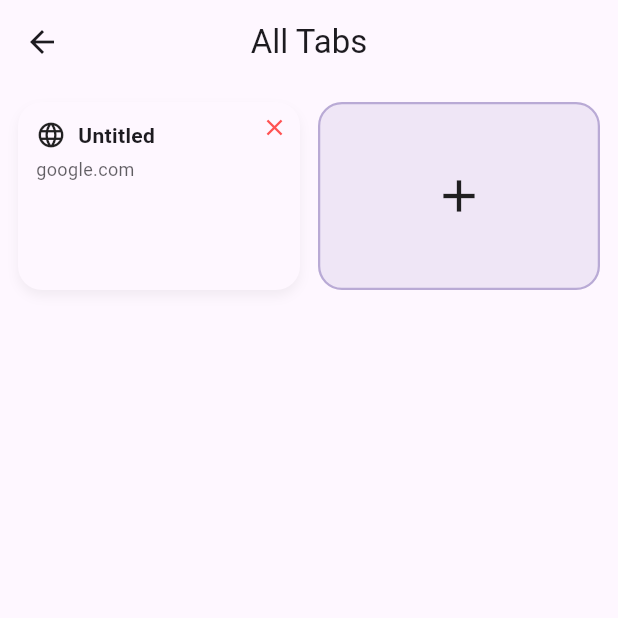
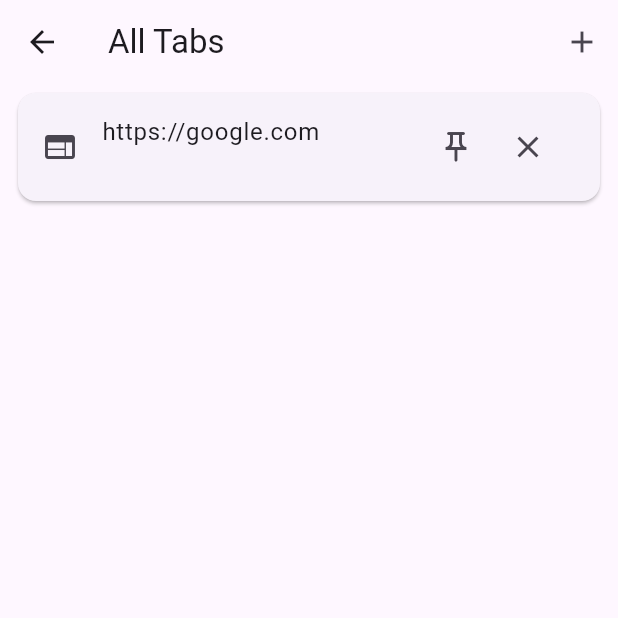
Before and after one commit to AkshaySalate/Salate-Browser, a Flutter app: the screen it shows after launch, after a tap on "Search", after a tap on the "tab" icon, on a phone screen of 412 x 824 dp, the top half of it. Run offline on Flutter 3.47's test engine with Material 3 defaults, Android fonts, the phone set to English and light mode, and no system bars; our stand-ins replace geocoding, geolocator, shared_preferences, webview_flutter; missing offline and left inert: flutter_inappwebview.

Commit message:
revised ui of  all tabs section

```diff
--- a/lib/models/tab_model.dart
+++ b/lib/models/tab_model.dart
@@ -1,14 +1,21 @@
+// models/tab_model.dart
 class TabModel {
   String url;
   bool isHomepage;
   String? faviconUrl;
-  String? title; // Optional future use
+  String? title;
+  bool isPinned;
+  String? group;
+  String? screenshotBase64;
 
   TabModel({
     required this.url,
     this.isHomepage = false,
     this.faviconUrl,
     this.title,
+    this.isPinned = false,
+    this.group,
+    this.screenshotBase64,
   });
 
   Map<String, dynamic> toJson() {
@@ -17,6 +24,9 @@ class TabModel {
       'isHomepage': isHomepage,
       'faviconUrl': faviconUrl,
       'title': title,
+      'isPinned': isPinned,
+      'group': group,
+      'screenshotBase64': screenshotBase64,
     };
   }
 
@@ -26,6 +36,9 @@ class TabModel {
       isHomepage: json['isHomepage'] ?? false,
       faviconUrl: json['faviconUrl'],
       title: json['title'],
+      isPinned: json['isPinned'] ?? false,
+      group: json['group'],
+      screenshotBase64: json['screenshotBase64'],
     );
   }
 }
--- a/lib/pages/all_tabs_page.dart
+++ b/lib/pages/all_tabs_page.dart
@@ -1,144 +1,122 @@
+// ============================
+// all_tabs_page.dart – Enhanced Tab Manager UI
+// ============================
+
+import 'dart:convert';
 import 'package:flutter/material.dart';
-import '../models/tab_model.dart';
+import 'package:salate_browser/models/tab_model.dart';
 
-class AllTabsPage extends StatelessWidget {
+class AllTabsPage extends StatefulWidget {
   final List<TabModel> tabs;
   final Function(int) onTabSelected;
   final Function(int) onTabRemoved;
-  final VoidCallback onAddNewTab;
+  final Function() onAddNewTab;
+  final Function(List<TabModel>) onReorderTabs;
+  final Function(int) onTogglePin;
 
   const AllTabsPage({
     required this.tabs,
     required this.onTabSelected,
     required this.onTabRemoved,
     required this.onAddNewTab,
+    required this.onReorderTabs,
+    required this.onTogglePin,
     super.key,
   });
 
   @override
+  State<AllTabsPage> createState() => _AllTabsPageState();
+}
+
+class _AllTabsPageState extends State<AllTabsPage> {
+  late List<TabModel> tabs;
+
+  @override
+  void initState() {
+    super.initState();
+    tabs = List.from(widget.tabs);
+  }
+
+  void _onReorder(int oldIndex, int newIndex) {
+    setState(() {
+      if (oldIndex < newIndex) {
+        newIndex -= 1;
+      }
+      final TabModel movedTab = tabs.removeAt(oldIndex);
+      tabs.insert(newIndex, movedTab);
+    });
+    widget.onReorderTabs(tabs);
+  }
+
+  @override
   Widget build(BuildContext context) {
-    final theme = Theme.of(context);
-    final isDark = theme.brightness == Brightness.dark;
-
     return Scaffold(
       appBar: AppBar(
         title: const Text("All Tabs"),
-        centerTitle: true,
-        backgroundColor: theme.colorScheme.background,
+        actions: [
+          IconButton(
+            icon: const Icon(Icons.add),
+            onPressed: widget.onAddNewTab,
+          )
+        ],
       ),
-      body: GridView.builder(
-        padding: const EdgeInsets.all(12),
-        itemCount: tabs.length + 1,
-        gridDelegate: const SliverGridDelegateWithFixedCrossAxisCount(
-          crossAxisCount: 2,
-          mainAxisSpacing: 12,
-          crossAxisSpacing: 12,
-          childAspectRatio: 3 / 2,
-        ),
-        itemBuilder: (context, index) {
-          if (index == tabs.length) {
-            return _buildAddTabCard(context);
-          } else {
-            final tab = tabs[index];
-            return _buildTabCard(context, tab, index);
-          }
-        },
-      ),
-    );
-  }
-
-  Widget _buildTabCard(BuildContext context, TabModel tab, int index) {
-    final theme = Theme.of(context);
-    final bgColor = theme.cardColor;
-    final textColor = theme.textTheme.bodyLarge?.color;
-
-    return GestureDetector(
-      onTap: () => onTabSelected(index),
-      child: Stack(
+      body: ReorderableListView(
+        onReorder: _onReorder,
         children: [
-          Container(
-            padding: const EdgeInsets.all(12),
-            decoration: BoxDecoration(
-              color: bgColor,
-              borderRadius: BorderRadius.circular(16),
-              boxShadow: [
-                BoxShadow(
-                  color: Colors.black.withOpacity(0.05),
-                  blurRadius: 6,
-                  offset: const Offset(0, 4),
-                ),
-              ],
-            ),
-            child: Column(
-              crossAxisAlignment: CrossAxisAlignment.start,
-              children: [
-                Row(
-                  children: [
-                    if (tab.faviconUrl != null)
-                      Image.network(
-                        tab.faviconUrl!,
-                        width: 20,
-                        height: 20,
-                        errorBuilder: (_, __, ___) => const Icon(Icons.language, size: 20),
-                      )
-                    else
-                      const Icon(Icons.language, size: 20),
-                    const SizedBox(width: 8),
-                    Expanded(
-                      child: Text(
-                        tab.title ?? 'Untitled',
-                        maxLines: 1,
-                        overflow: TextOverflow.ellipsis,
-                        style: TextStyle(
-                          fontWeight: FontWeight.bold,
-                          color: textColor,
-                        ),
-                      ),
-                    ),
-                  ],
-                ),
-                const SizedBox(height: 4),
-                Text(
-                  Uri.tryParse(tab.url)?.host ?? tab.url,
-                  maxLines: 1,
-                  overflow: TextOverflow.ellipsis,
-                  style: TextStyle(
-                    fontSize: 12,
-                    color: textColor?.withOpacity(0.7),
-                  ),
-                ),
-              ],
-            ),
-          ),
-          Positioned(
-            right: 8,
-            top: 8,
-            child: GestureDetector(
-              onTap: () => onTabRemoved(index),
-              child: const Icon(Icons.close, size: 18, color: Colors.redAccent),
-            ),
-          ),
+          for (int i = 0; i < tabs.length; i++)
+            _buildTabCard(context, tabs[i], i, Key('$i')),
         ],
       ),
     );
   }
 
-  Widget _buildAddTabCard(BuildContext context) {
-    final theme = Theme.of(context);
-    return GestureDetector(
-      onTap: onAddNewTab,
-      child: Container(
-        decoration: BoxDecoration(
-          borderRadius: BorderRadius.circular(16),
-          color: theme.colorScheme.primary.withOpacity(0.1),
-          border: Border.all(
-            color: theme.colorScheme.primary.withOpacity(0.4),
-            width: 1.5,
-          ),
+  Widget _buildTabCard(BuildContext context, TabModel tab, int index, Key key) {
+    return Card(
+      key: key,
+      margin: const EdgeInsets.symmetric(horizontal: 12, vertical: 6),
+      child: ListTile(
+        leading: tab.screenshotBase64 != null
+            ? Image.memory(
+          base64Decode(tab.screenshotBase64!),
+          width: 64,
+          height: 48,
+          fit: BoxFit.cover,
+        )
+            : const Icon(Icons.web),
+        title: Text(
+          tab.title ?? tab.url,
+          maxLines: 1,
+          overflow: TextOverflow.ellipsis,
         ),
-        child: const Center(
-          child: Icon(Icons.add, size: 36),
+        subtitle: Row(
+          children: [
+            if (tab.group != null) ...[
+              const Icon(Icons.folder, size: 14),
+              const SizedBox(width: 4),
+              Text(tab.group!),
+            ],
+            if (tab.isPinned) ...[
+              const SizedBox(width: 10),
+              const Icon(Icons.push_pin, size: 14),
+            ]
+          ],
         ),
+        trailing: Row(
+          mainAxisSize: MainAxisSize.min,
+          children: [
+            IconButton(
+              icon: Icon(
+                tab.isPinned ? Icons.push_pin : Icons.push_pin_outlined,
+              ),
+              onPressed: () => widget.onTogglePin(index),
+            ),
+            IconButton(
+              icon: const Icon(Icons.close),
+              onPressed: () => widget.onTabRemoved(index),
+            ),
+          ],
+        ),
+        onTap: () => widget.onTabSelected(index),
       ),
     );
   }
--- a/lib/pages/home_page.dart
+++ b/lib/pages/home_page.dart
@@ -158,9 +158,16 @@ class BrowserHomePageState extends State<BrowserHomePage> {
       setState(() {
         _tabs.clear();
         _tabs.addAll(savedTabs);
+        _tabs.sort(_tabSort); // Ensure pinned tabs stay on top
         _currentTabIndex = 0;
       });
     }
+  }
+
+  int _tabSort(TabModel a, TabModel b) {
+    if (a.isPinned && !b.isPinned) return -1;
+    if (!a.isPinned && b.isPinned) return 1;
+    return 0;
   }
 
   @override
@@ -184,8 +191,6 @@ class BrowserHomePageState extends State<BrowserHomePage> {
     final double dateFontSize = screenWidth * 0.038;
     final double iconSize = screenWidth * 0.055;
     final double clockSize = screenWidth * 0.4; // Responsive clock widget
-
-
 
     return Scaffold(
       backgroundColor: bgColor,
@@ -813,7 +818,12 @@ class BrowserHomePageState extends State<BrowserHomePage> {
         url: url,
         isHomepage: false,
         faviconUrl: _generateFaviconUrl(url),
+        title: _extractTitleFromUrl(url),
+        isPinned: _tabs[_currentTabIndex].isPinned,
+        group: _tabs[_currentTabIndex].group,
+        screenshotBase64: _tabs[_currentTabIndex].screenshotBase64,
       );
+      _tabs.sort(_tabSort);
     });
 
     _webViewController.loadUrl(
@@ -829,9 +839,15 @@ class BrowserHomePageState extends State<BrowserHomePage> {
     return uri != null ? 'https://${uri.host}/favicon.ico' : '';
   }
 
+  String _extractTitleFromUrl(String url) {
+    final uri = Uri.tryParse(url);
+    return uri != null ? uri.host.replaceAll("www.", "") : "Untitled";
+  }
+
   void _addNewTab() {
     setState(() {
       _tabs.add(TabModel(url: "https://google.com", isHomepage: true));
+      _tabs.sort(_tabSort);
       _currentTabIndex = _tabs.length - 1;
     });
     TabsManager.saveTabs(_tabs);
@@ -857,6 +873,20 @@ class BrowserHomePageState extends State<BrowserHomePage> {
             TabsManager.saveTabs(_tabs);
           },
           onAddNewTab: _addNewTab,
+          onReorderTabs: (newTabs) {
+            setState(() {
+              _tabs.clear();
+              _tabs.addAll(newTabs);
+            });
+            TabsManager.saveTabs(_tabs);
+          },
+          onTogglePin: (index) {
+            setState(() {
+              _tabs[index].isPinned = !_tabs[index].isPinned;
+              _tabs.sort(_tabSort);
+            });
+            TabsManager.saveTabs(_tabs);
+          },
         ),
       ),
     );
```
